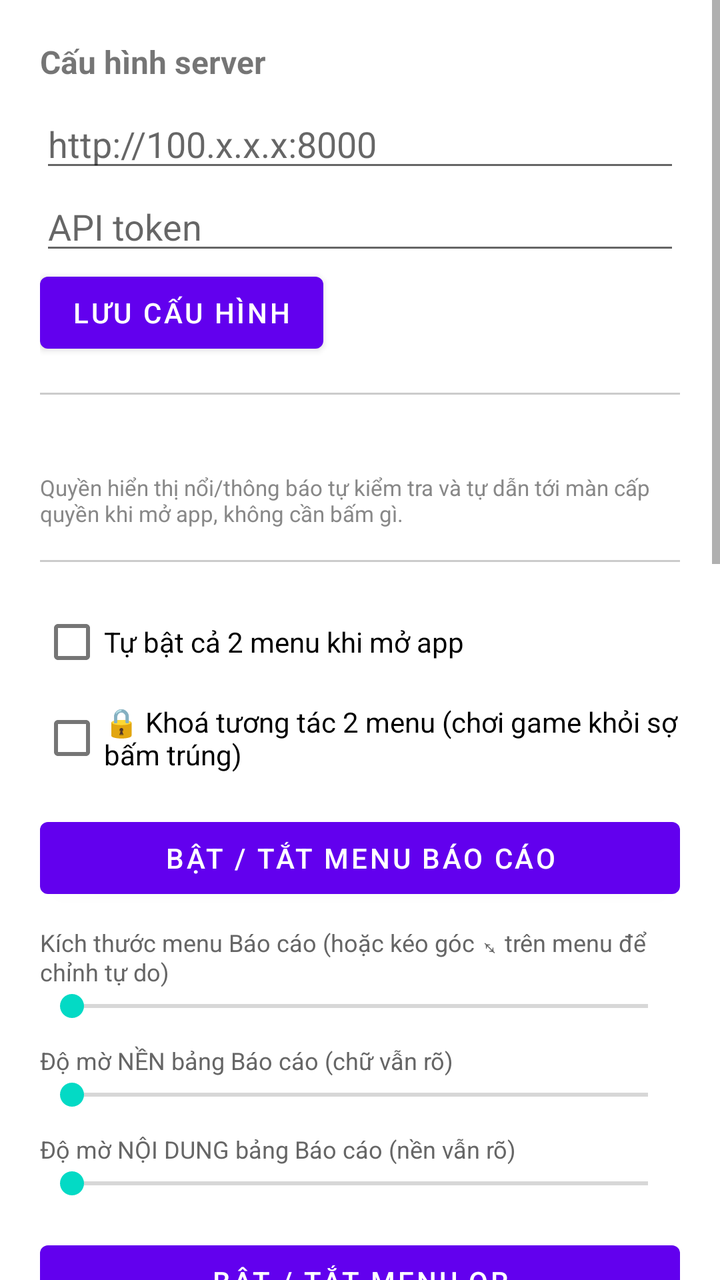
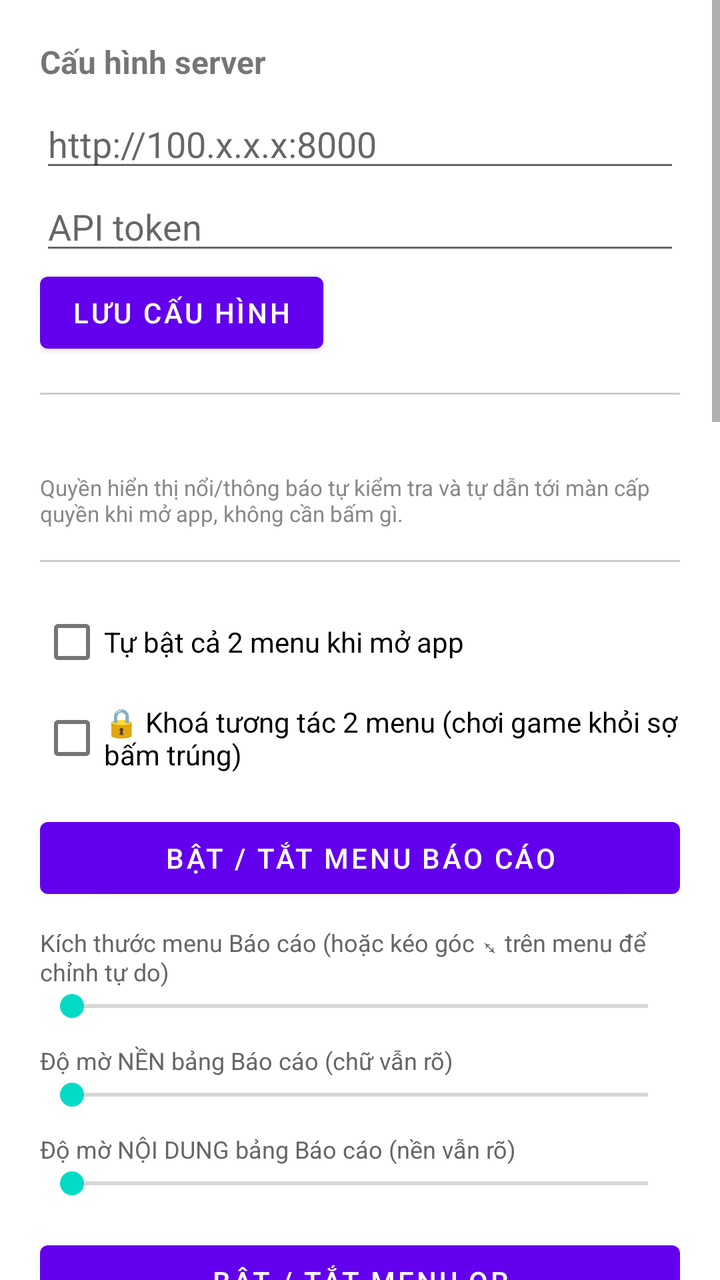

Two renders of the same Android screen: before a commit and after it. Below are the layout's source before the change and the commit's diff.
<!-- AndroidManifest.xml: application theme Theme.DonateFloat -->
<!-- res/layout/activity_main.xml -->
<ScrollView xmlns:android="http://schemas.android.com/apk/res/android"
    android:layout_width="match_parent"
    android:layout_height="match_parent">

    <LinearLayout
        android:layout_width="match_parent"
        android:layout_height="wrap_content"
        android:orientation="vertical"
        android:padding="20dp">

        <TextView
            android:layout_width="wrap_content"
            android:layout_height="wrap_content"
            android:text="Cấu hình server"
            android:textStyle="bold"
            android:textSize="16sp"
            android:layout_marginBottom="8dp" />

        <EditText
            android:id="@+id/editServerUrl"
            android:layout_width="match_parent"
            android:layout_height="wrap_content"
            android:hint="http://100.x.x.x:8000" />

        <EditText
            android:id="@+id/editApiToken"
            android:layout_width="match_parent"
            android:layout_height="wrap_content"
            android:hint="API token"
            android:inputType="textPassword" />

        <Button
            android:id="@+id/btnSaveConfig"
            android:layout_width="wrap_content"
            android:layout_height="wrap_content"
            android:text="Lưu cấu hình" />

        <View style="@style/DividerLine" />

        <TextView
            android:id="@+id/textStatus"
            android:layout_width="wrap_content"
            android:layout_height="wrap_content"
            android:layout_marginBottom="4dp" />

        <TextView
            android:layout_width="wrap_content"
            android:layout_height="wrap_content"
            android:textSize="11sp"
            android:textColor="#888888"
            android:text="Quyền hiển thị nổi/thông báo tự kiểm tra và tự dẫn tới màn cấp quyền khi mở app, không cần bấm gì." />

        <View style="@style/DividerLine" />

        <CheckBox
            android:id="@+id/checkAutoStart"
            android:layout_width="match_parent"
            android:layout_height="wrap_content"
            android:text="Tự bật cả 2 menu khi mở app" />

        <CheckBox
            android:id="@+id/checkLocked"
            android:layout_width="match_parent"
            android:layout_height="wrap_content"
            android:text="🔒 Khoá tương tác 2 menu (chơi game khỏi sợ bấm trúng)" />

        <Button
            android:id="@+id/btnToggleReport"
            android:layout_width="match_parent"
            android:layout_height="wrap_content"
            android:layout_marginTop="12dp"
            android:text="Bật / tắt menu Báo cáo" />

        <TextView style="@style/SliderLabel" android:text="Kích thước menu Báo cáo (hoặc kéo góc ⤡ trên menu để chỉnh tự do)" />
        <SeekBar
            android:id="@+id/seekReportSize"
            android:layout_width="match_parent"
            android:layout_height="wrap_content"
            android:max="600"
            android:min="60" />

        <TextView style="@style/SliderLabel" android:text="Độ mờ NỀN bảng Báo cáo (chữ vẫn rõ)" />
        <SeekBar
            android:id="@+id/seekReportBgOpacity"
            android:layout_width="match_parent"
            android:layout_height="wrap_content"
            android:max="100"
            android:min="0" />

        <TextView style="@style/SliderLabel" android:text="Độ mờ NỘI DUNG bảng Báo cáo (nền vẫn rõ)" />
        <SeekBar
            android:id="@+id/seekReportContentOpacity"
            android:layout_width="match_parent"
            android:layout_height="wrap_content"
            android:max="100"
            android:min="0" />

        <Button
            android:id="@+id/btnToggleQR"
            android:layout_width="match_parent"
            android:layout_height="wrap_content"
            android:layout_marginTop="16dp"
            android:text="Bật / tắt menu QR" />

        <TextView style="@style/SliderLabel" android:text="Kích thước menu QR (hoặc kéo góc ⤡ trên menu để chỉnh tự do)" />
        <SeekBar
            android:id="@+id/seekQrSize"
            android:layout_width="match_parent"
            android:layout_height="wrap_content"
            android:max="600"
            android:min="60" />

        <TextView style="@style/SliderLabel" android:text="Độ mờ bảng QR" />
        <SeekBar
            android:id="@+id/seekQrOpacity"
            android:layout_width="match_parent"
            android:layout_height="wrap_content"
            android:max="100"
            android:min="20" />

        <TextView style="@style/SliderLabel" android:text="Độ mờ popup thông báo giao dịch mới" />
        <SeekBar
            android:id="@+id/seekAlertOpacity"
            android:layout_width="match_parent"
            android:layout_height="wrap_content"
            android:max="100"
            android:min="20" />

        <Button
            android:id="@+id/btnDemo"
            android:layout_width="match_parent"
            android:layout_height="wrap_content"
            android:layout_marginTop="16dp"
            android:backgroundTint="#FF9800"
            android:text="🧪 Xem thử (bơm dữ liệu demo để canh chỉnh)" />

        <View style="@style/DividerLine" />

        <TextView
            android:layout_width="wrap_content"
            android:layout_height="wrap_content"
            android:text="Menu Ghi chú nổi (menu rời #3)"
            android:textStyle="bold"
            android:textSize="16sp"
            android:layout_marginBottom="8dp" />

        <EditText
            android:id="@+id/editNoteText"
            android:layout_width="match_parent"
            android:layout_height="wrap_content"
            android:hint="Nội dung muốn hiện nổi trên màn hình..."
            android:minLines="2"
            android:gravity="top" />

        <Button
            android:id="@+id/btnSaveNote"
            android:layout_width="wrap_content"
            android:layout_height="wrap_content"
            android:text="Lưu nội dung ghi chú" />

        <Button
            android:id="@+id/btnToggleNote"
            android:layout_width="match_parent"
            android:layout_height="wrap_content"
            android:layout_marginTop="8dp"
            android:text="Bật / tắt menu Ghi chú" />

        <TextView style="@style/SliderLabel" android:text="Kích thước menu Ghi chú (hoặc kéo góc bất kỳ trên menu)" />
        <SeekBar
            android:id="@+id/seekNoteSize"
            android:layout_width="match_parent"
            android:layout_height="wrap_content"
            android:max="600"
            android:min="60" />

        <TextView style="@style/SliderLabel" android:text="Độ mờ menu Ghi chú" />
        <SeekBar
            android:id="@+id/seekNoteOpacity"
            android:layout_width="match_parent"
            android:layout_height="wrap_content"
            android:max="100"
            android:min="0" />

        <View style="@style/DividerLine" />

        <TextView
            android:layout_width="wrap_content"
            android:layout_height="wrap_content"
            android:text="Thống kê"
            android:textStyle="bold"
            android:textSize="16sp"
            android:layout_marginBottom="8dp" />

        <TextView android:id="@+id/textStatToday" android:layout_width="match_parent" android:layout_height="wrap_content" android:textSize="13sp" android:paddingBottom="2dp" android:text="Hôm nay: —" />
        <TextView android:id="@+id/textStatYesterday" android:layout_width="match_parent" android:layout_height="wrap_content" android:textSize="13sp" android:paddingBottom="2dp" android:text="Hôm qua: —" />
        <TextView android:id="@+id/textStatBeforeYesterday" android:layout_width="match_parent" android:layout_height="wrap_content" android:textSize="13sp" android:paddingBottom="8dp" android:text="Hôm kia: —" />

        <Button
            android:id="@+id/btnRefreshStats"
            android:layout_width="match_parent"
            android:layout_height="wrap_content"
            android:text="Làm mới thống kê" />

        <Button
            android:id="@+id/btnHistory"
            android:layout_width="match_parent"
            android:layout_height="wrap_content"
            android:layout_marginTop="8dp"
            android:text="📜 Xem lịch sử giao dịch đầy đủ" />

    </LinearLayout>
</ScrollView>
<!-- resources referenced by this layout -->
<resources>
  <style name="DividerLine">
          <item name="android:layout_width">match_parent</item>
          <item name="android:layout_height">1dp</item>
          <item name="android:layout_marginTop">16dp</item>
          <item name="android:layout_marginBottom">16dp</item>
          <item name="android:background">#33000000</item>
      </style>
  <style name="SliderLabel">
          <item name="android:layout_width">wrap_content</item>
          <item name="android:layout_height">wrap_content</item>
          <item name="android:layout_marginTop">10dp</item>
          <item name="android:textSize">12sp</item>
          <item name="android:textColor">#666666</item>
      </style>
  <style name="Theme.DonateFloat" parent="Theme.MaterialComponents.DayNight.NoActionBar">
          <item name="colorPrimary">@color/purple_500</item>
          <item name="colorPrimaryDark">@color/purple_700</item>
          <item name="colorAccent">@color/teal_200</item>
      </style>
  <color name="purple_500">#FF6200EE</color>
  <color name="purple_700">#FF3700B3</color>
  <color name="teal_200">#FF03DAC5</color>
</resources>

<!-- the commit's change to res/layout/activity_main.xml (unified diff, before → after) -->
@@ -139,7 +139,32 @@
         <TextView
             android:layout_width="wrap_content"
             android:layout_height="wrap_content"
-            android:text="Menu Ghi chú nổi (menu rời #3)"
+            android:text="Màu chữ chung (Báo cáo / Ghi chú / Mục tiêu)"
+            android:textStyle="bold"
+            android:textSize="16sp"
+            android:layout_marginBottom="8dp" />
+
+        <LinearLayout
+            android:layout_width="match_parent"
+            android:layout_height="wrap_content"
+            android:orientation="horizontal"
+            android:weightSum="7">
+
+            <View android:id="@+id/colorWhite" style="@style/ColorSwatch" android:background="#FFFFFF" />
+            <View android:id="@+id/colorYellow" style="@style/ColorSwatch" android:background="#FFEB3B" />
+            <View android:id="@+id/colorCyan" style="@style/ColorSwatch" android:background="#00E5FF" />
+            <View android:id="@+id/colorGreen" style="@style/ColorSwatch" android:background="#4CAF50" />
+            <View android:id="@+id/colorPink" style="@style/ColorSwatch" android:background="#FF4081" />
+            <View android:id="@+id/colorOrange" style="@style/ColorSwatch" android:background="#FF9800" />
+            <View android:id="@+id/colorRed" style="@style/ColorSwatch" android:background="#F44336" />
+        </LinearLayout>
+
+        <View style="@style/DividerLine" />
+
+        <TextView
+            android:layout_width="wrap_content"
+            android:layout_height="wrap_content"
+            android:text="Menu Ghi chú nổi (menu rời #3 — thêm được nhiều cái)"
             android:textStyle="bold"
             android:textSize="16sp"
             android:layout_marginBottom="8dp" />
@@ -148,24 +173,31 @@
             android:id="@+id/editNoteText"
             android:layout_width="match_parent"
             android:layout_height="wrap_content"
-            android:hint="Nội dung muốn hiện nổi trên màn hình..."
+            android:hint="Nội dung ghi chú mới..."
             android:minLines="2"
             android:gravity="top" />
 
         <Button
-            android:id="@+id/btnSaveNote"
-            android:layout_width="wrap_content"
-            android:layout_height="wrap_content"
-            android:text="Lưu nội dung ghi chú" />
+            android:id="@+id/btnAddNote"
+            android:layout_width="wrap_content"
+            android:layout_height="wrap_content"
+            android:text="+ Thêm ghi chú mới" />
+
+        <LinearLayout
+            android:id="@+id/noteListContainer"
+            android:layout_width="match_parent"
+            android:layout_height="wrap_content"
+            android:orientation="vertical"
+            android:layout_marginTop="8dp" />
 
         <Button
             android:id="@+id/btnToggleNote"
             android:layout_width="match_parent"
             android:layout_height="wrap_content"
             android:layout_marginTop="8dp"
-            android:text="Bật / tắt menu Ghi chú" />
-
-        <TextView style="@style/SliderLabel" android:text="Kích thước menu Ghi chú (hoặc kéo góc bất kỳ trên menu)" />
+            android:text="Bật / tắt tất cả menu Ghi chú" />
+
+        <TextView style="@style/SliderLabel" android:text="Kích thước mỗi ghi chú (hoặc kéo góc trên menu)" />
         <SeekBar
             android:id="@+id/seekNoteSize"
             android:layout_width="match_parent"
@@ -176,6 +208,58 @@
         <TextView style="@style/SliderLabel" android:text="Độ mờ menu Ghi chú" />
         <SeekBar
             android:id="@+id/seekNoteOpacity"
+            android:layout_width="match_parent"
+            android:layout_height="wrap_content"
+            android:max="100"
+            android:min="0" />
+
+        <View style="@style/DividerLine" />
+
+        <TextView
+            android:layout_width="wrap_content"
+            android:layout_height="wrap_content"
+            android:text="Menu Thanh đo mục tiêu (menu rời #4)"
+            android:textStyle="bold"
+            android:textSize="16sp"
+            android:layout_marginBottom="8dp" />
+
+        <EditText
+            android:id="@+id/editGoalTitle"
+            android:layout_width="match_parent"
+            android:layout_height="wrap_content"
+            android:hint="Tiêu đề (vd: Mục tiêu donate hôm nay)" />
+
+        <EditText
+            android:id="@+id/editGoalAmount"
+            android:layout_width="match_parent"
+            android:layout_height="wrap_content"
+            android:hint="Số tiền mục tiêu (vd: 5000000)"
+            android:inputType="number" />
+
+        <Button
+            android:id="@+id/btnSaveGoal"
+            android:layout_width="wrap_content"
+            android:layout_height="wrap_content"
+            android:text="Lưu mục tiêu" />
+
+        <Button
+            android:id="@+id/btnToggleGoal"
+            android:layout_width="match_parent"
+            android:layout_height="wrap_content"
+            android:layout_marginTop="8dp"
+            android:text="Bật / tắt menu Thanh đo mục tiêu" />
+
+        <TextView style="@style/SliderLabel" android:text="Kích thước menu Mục tiêu (hoặc kéo góc trên menu)" />
+        <SeekBar
+            android:id="@+id/seekGoalSize"
+            android:layout_width="match_parent"
+            android:layout_height="wrap_content"
+            android:max="600"
+            android:min="80" />
+
+        <TextView style="@style/SliderLabel" android:text="Độ mờ menu Mục tiêu" />
+        <SeekBar
+            android:id="@+id/seekGoalOpacity"
             android:layout_width="match_parent"
             android:layout_height="wrap_content"
             android:max="100"
<!-- resource entries referenced after the edit -->
@@ -1,5 +1,11 @@
 <!-- resources referenced by this layout -->
 <resources>
+  <style name="ColorSwatch">
+          <item name="android:layout_width">0dp</item>
+          <item name="android:layout_height">36dp</item>
+          <item name="android:layout_weight">1</item>
+          <item name="android:layout_margin">3dp</item>
+      </style>
   <style name="DividerLine">
           <item name="android:layout_width">match_parent</item>
           <item name="android:layout_height">1dp</item>
